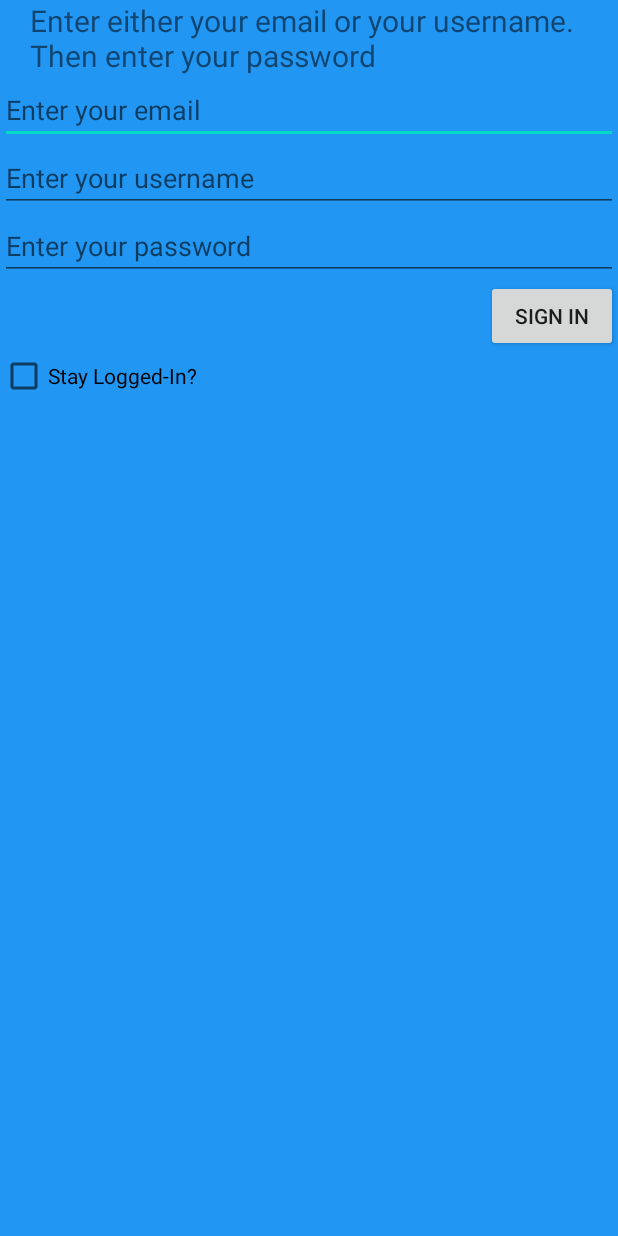
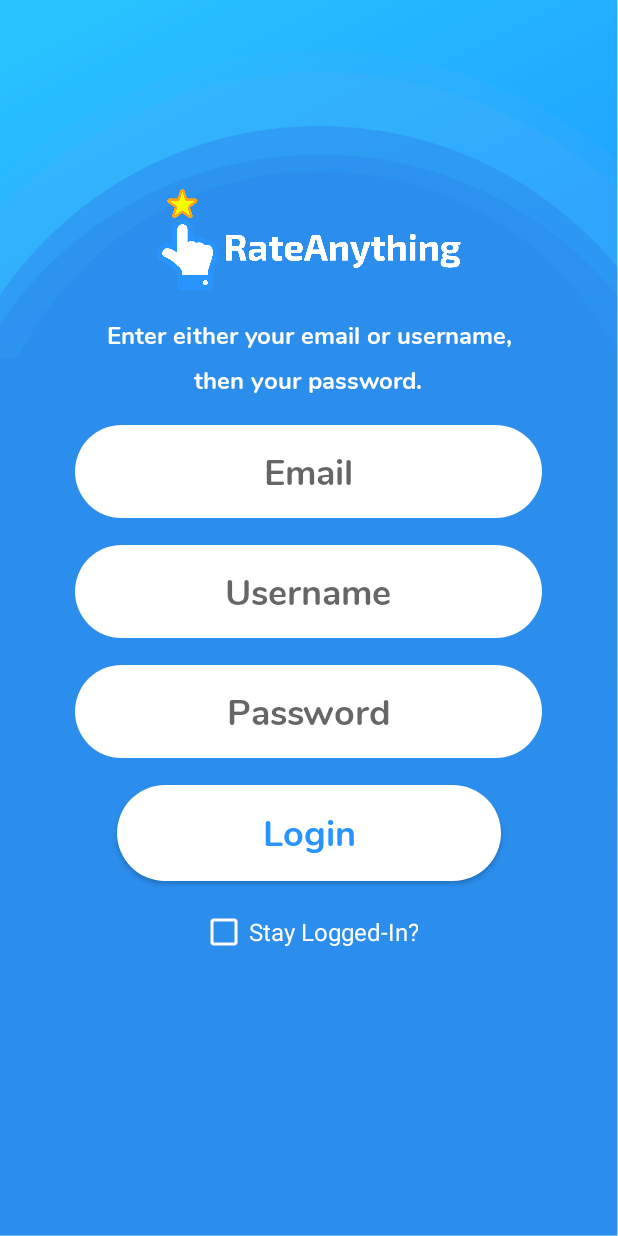
Before and after one commit to servalsam/TCSS450-rate-anything-frontend, an Android app: the screen it shows after launch (StartActivity), after a tap on "Login", on a phone screen of 412 x 824 dp. Run offline under Robolectric (Android 15) with nearby library versions, the phone set to English and light mode, and no system bars.

Commit message:
Added stylizations to the log-in fragment.

```diff
--- a/app/src/main/res/layout/fragment_login.xml
+++ b/app/src/main/res/layout/fragment_login.xml
@@ -4,48 +4,104 @@
     android:id="@+id/login_fragment"
     android:layout_width="match_parent"
     android:layout_height="match_parent"
-    android:background="#2196F3"
     android:orientation="vertical"
+    android:background="@drawable/rate_anything_plain"
     tools:context="authenticate.LoginFragment">
 
+    <ImageView
+        android:id="@+id/register_rate_anything_logo"
+        android:background="@mipmap/rate_anything_logo_white"
+        android:layout_marginTop="126dp"
+        android:gravity="center"
+        android:layout_gravity="center"
+        android:layout_width="202.5dp"
+        android:layout_height="67.5dp"/>
+
     <TextView
-        android:layout_width="match_parent"
+        android:fontFamily="@font/nunito_bold_font"
+        android:gravity="center"
+        android:layout_gravity="center"
+        android:layout_width="wrap_content"
         android:layout_height="wrap_content"
-        android:layout_marginStart="20dp"
-        android:layout_marginLeft="20dp"
-        android:text="@string/login_directions"
-        android:textSize="20dp" />
+        android:layout_marginTop="18dp"
+        android:text="@string/login_directions_part1"
+        android:textColor="#fff"
+        android:textSize="16dp" />
+
+    <TextView
+        android:fontFamily="@font/nunito_bold_font"
+        android:gravity="center"
+        android:layout_gravity="center"
+        android:layout_width="wrap_content"
+        android:layout_height="wrap_content"
+        android:layout_marginTop="6dp"
+        android:text="@string/login_directions_part2"
+        android:textColor="#fff"
+        android:textSize="16dp" />
 
     <EditText
         android:id="@+id/emailAddress_id"
-        android:layout_width="match_parent"
-        android:layout_height="wrap_content"
+        android:background="@drawable/rounded_shape"
         android:hint="@string/enter_email"
-        android:inputType="textEmailAddress" />
+        android:inputType="textEmailAddress"
+        android:fontFamily="@font/nunito_bold_font"
+        android:layout_gravity="center"
+        android:gravity="center"
+        android:layout_marginTop="18dp"
+        android:layout_width="311dp"
+        android:layout_height="62dp"
+        android:textColor="#fff"
+        android:textSize="24dp"/>
 
     <EditText
         android:id="@+id/username_id"
-        android:layout_width="match_parent"
-        android:layout_height="wrap_content"
-        android:hint="@string/enter_username" />
+        android:hint="@string/enter_username"
+        android:background="@drawable/rounded_shape"
+        android:fontFamily="@font/nunito_bold_font"
+        android:layout_gravity="center"
+        android:gravity="center"
+        android:layout_marginTop="18dp"
+        android:layout_width="311dp"
+        android:layout_height="62dp"
+        android:textColor="#fff"
+        android:textSize="24dp"/>
 
     <EditText
         android:id="@+id/password_id"
-        android:layout_width="match_parent"
-        android:layout_height="wrap_content"
-        android:hint="@string/enter_password" />
+        android:hint="@string/enter_password"
+        android:background="@drawable/rounded_shape"
+        android:fontFamily="@font/nunito_bold_font"
+        android:layout_gravity="center"
+        android:gravity="center"
+        android:layout_marginTop="18dp"
+        android:layout_width="311dp"
+        android:layout_height="62dp"
+        android:textColor="#fff"
+        android:textSize="24dp"/>
 
     <Button
         android:id="@+id/sign_in_btn_id"
-        android:layout_width="wrap_content"
-        android:layout_height="wrap_content"
-        android:layout_gravity="end"
+        android:background="@drawable/rounded_shape"
+        android:fontFamily="@font/nunito_bold_font"
+        android:layout_width="256dp"
+        android:layout_height="64dp"
+        android:textAllCaps="false"
+        android:layout_gravity="center"
+        android:layout_marginTop="18dp"
+        android:textColor="#2895FF"
+        android:textSize="24dp"
         android:text="@string/btn_sign_in" />
 
     <CheckBox
         android:id="@+id/checkBox"
-        android:layout_width="match_parent"
+        android:buttonTint="#fff"
+        android:layout_width="wrap_content"
         android:layout_height="wrap_content"
-        android:text="@string/stay_logged_in" />
+        android:layout_gravity="center"
+        android:gravity="center"
+        android:layout_marginTop="18dp"
+        android:text="@string/stay_logged_in"
+        android:textColor="#fff"
+        android:textSize="16dp"/>
 
 </LinearLayout>
--- a/app/src/main/res/layout/fragment_register.xml
+++ b/app/src/main/res/layout/fragment_register.xml
@@ -6,7 +6,7 @@
     android:orientation="vertical"
     tools:context="authenticate.RegisterFragment"
     android:id="@+id/register_fragment"
-    android:background="@drawable/rate_anything_register">
+    android:background="@drawable/rate_anything_plain">
 
     <ImageView
         android:id="@+id/register_rate_anything_logo"
--- a/app/src/main/res/values/strings.xml
+++ b/app/src/main/res/values/strings.xml
@@ -13,13 +13,13 @@
 
     <!-- Login Fragment  -->
     <string name="login_fragment">Login fragment</string>
-    <string name="enter_email">Enter your email</string>
-    <string name="enter_username">Enter your username</string>
-    <string name="enter_password">Enter your password</string>
-    <string name="btn_sign_in">SIGN IN</string>
+    <string name="enter_email">Email</string>
+    <string name="enter_username">Username</string>
+    <string name="enter_password">Password</string>
+    <string name="btn_sign_in">Login</string>
     <string name="stay_logged_in">Stay Logged-In?</string>
-    <string name="login_directions">Enter either your email or your username.
-        Then enter your password</string>
+    <string name="login_directions_part1">Enter either your email or username, </string>
+    <string name="login_directions_part2">then your password.</string>
 
     <!-- Registration Fragment -->
     <string name="directions_for_registration">Complete the following fields to register
```
Also changed, not shown: app/src/main/res/drawable-v24/rate_anything_plain.png (renamed from app/src/main/res/drawable-v24/rate_anything_register.png).
